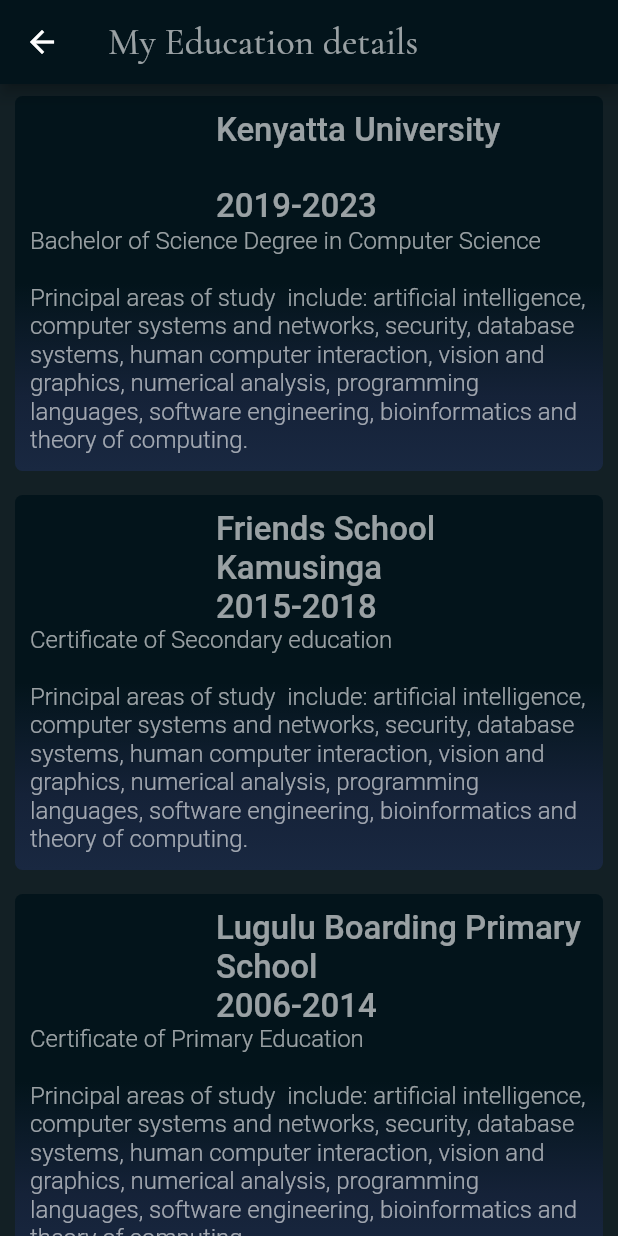
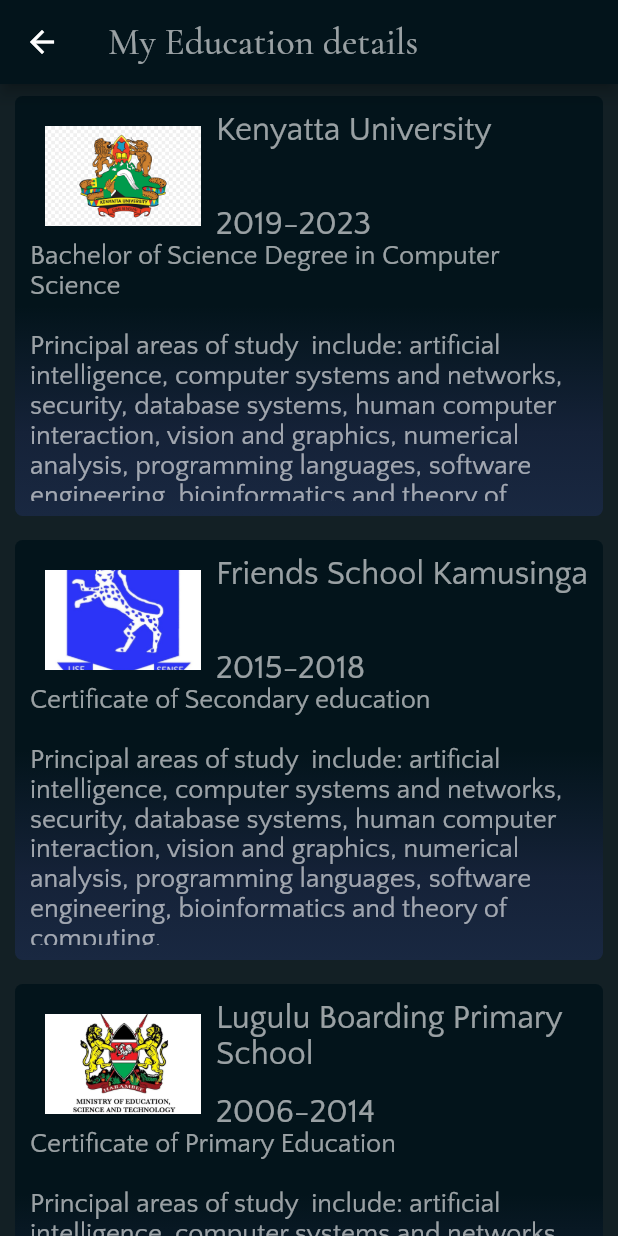
Before and after one commit to SichangiFelix/It-is-I, a Flutter app: the Education screen opened by its route, on a phone screen of 412 x 824 dp. Run offline on Flutter 3.47's test engine with Material 2 defaults, Android fonts, the phone set to English and light mode, and no system bars.

Commit message:
resized the text

```diff
--- a/it_is_i/lib/constants.dart
+++ b/it_is_i/lib/constants.dart
@@ -1,19 +1,19 @@
 import 'package:flutter/material.dart';
 
 const kAvatarTitle = TextStyle(
-  fontSize: 20.0,
+  fontSize: 24.0,
   fontFamily: 'Quattrocento Sans',
   fontWeight: FontWeight.w700,
   color: Colors.white70,
 );
 const kContactInfo = TextStyle(
-  fontSize: 13.0,
+  fontSize: 15.0,
   fontFamily: 'Quattrocento Sans',
   fontWeight: FontWeight.w400,
   color: Colors.white70,
 );
 const kSelectiveCards = TextStyle(
-  fontSize: 15.0,
+  fontSize: 18.0,
   fontFamily: 'Quattrocento Sans',
   fontWeight: FontWeight.w400,
   color: Colors.white70,
--- a/it_is_i/lib/educationPage.dart
+++ b/it_is_i/lib/educationPage.dart
@@ -25,6 +25,7 @@ class Education extends StatelessWidget {
                     'Bachelor of Science Degree in Computer Science\n'
                     '\n'
                     'Principal areas of study  include: artificial intelligence, computer systems and networks, security, database systems, human computer interaction, vision and graphics, numerical analysis, programming languages, software engineering, bioinformatics and theory of computing.',
+                imageResource: 'images/KU logo.png',
               ),
               EducationCard(
                 institutionName: 'Friends School Kamusinga',
@@ -32,6 +33,7 @@ class Education extends StatelessWidget {
                 honorsReceived: 'Certificate of Secondary education\n'
                     '\n'
                     'Principal areas of study  include: artificial intelligence, computer systems and networks, security, database systems, human computer interaction, vision and graphics, numerical analysis, programming languages, software engineering, bioinformatics and theory of computing.',
+                imageResource: 'images/Kamusinga.jpg',
               ),
               EducationCard(
                 institutionName: 'Lugulu Boarding Primary School',
@@ -39,6 +41,7 @@ class Education extends StatelessWidget {
                 honorsReceived: 'Certificate of Primary Education\n'
                     '\n'
                     'Principal areas of study  include: artificial intelligence, computer systems and networks, security, database systems, human computer interaction, vision and graphics, numerical analysis, programming languages, software engineering, bioinformatics and theory of computing.',
+                imageResource: 'images/ministry.webp',
               ),
             ],
           ),
@@ -49,17 +52,18 @@ class Education extends StatelessWidget {
 }
 
 class EducationCard extends StatelessWidget {
-  final String institutionName, yearOfStudy, honorsReceived;
+  final String institutionName, yearOfStudy, honorsReceived, imageResource;
 
   EducationCard(
       {required this.institutionName,
       required this.yearOfStudy,
-      required this.honorsReceived});
+      required this.honorsReceived,
+      required this.imageResource});
 
   @override
   Widget build(BuildContext context) {
     return Container(
-      height: 250.0,
+      height: 280.0,
       margin: EdgeInsets.symmetric(vertical: 8.0, horizontal: 10.0),
       padding: EdgeInsets.all(10.0),
       decoration: BoxDecoration(
@@ -86,9 +90,13 @@ class EducationCard extends StatelessWidget {
                 Expanded(
                   flex: 1,
                   child: Container(
-                    width: 100.0,
-                    height: 100.0,
-                    //child: AssetImage('images/Kamusinga.jpg'),
+                    margin: EdgeInsets.all(10.0),
+                    decoration: BoxDecoration(
+                      image: DecorationImage(
+                        image: AssetImage(imageResource),
+                        fit: BoxFit.cover,
+                      ),
+                    ),
                   ),
                 ),
                 Expanded(
@@ -136,7 +144,7 @@ const kInstitutionNameText = TextStyle(
 );
 
 const kHonorsText = TextStyle(
-  fontSize: 16.0,
+  fontSize: 18.0,
   fontWeight: FontWeight.w300,
   fontFamily: 'Quattrocento Sans',
   color: Colors.white60,
--- a/it_is_i/pubspec.yaml
+++ b/it_is_i/pubspec.yaml
@@ -66,6 +66,8 @@ flutter:
     - family: Courgette
       fonts:
         - asset: fonts/Courgette-Regular.ttf
-
+    - family: Quattrocento Sans
+      fonts:
+        - asset: fonts/QuattrocentoSans-Regular.ttf
   # For details regarding fonts from package dependencies,
   # see https://flutter.dev/custom-fonts/#from-packages
```
